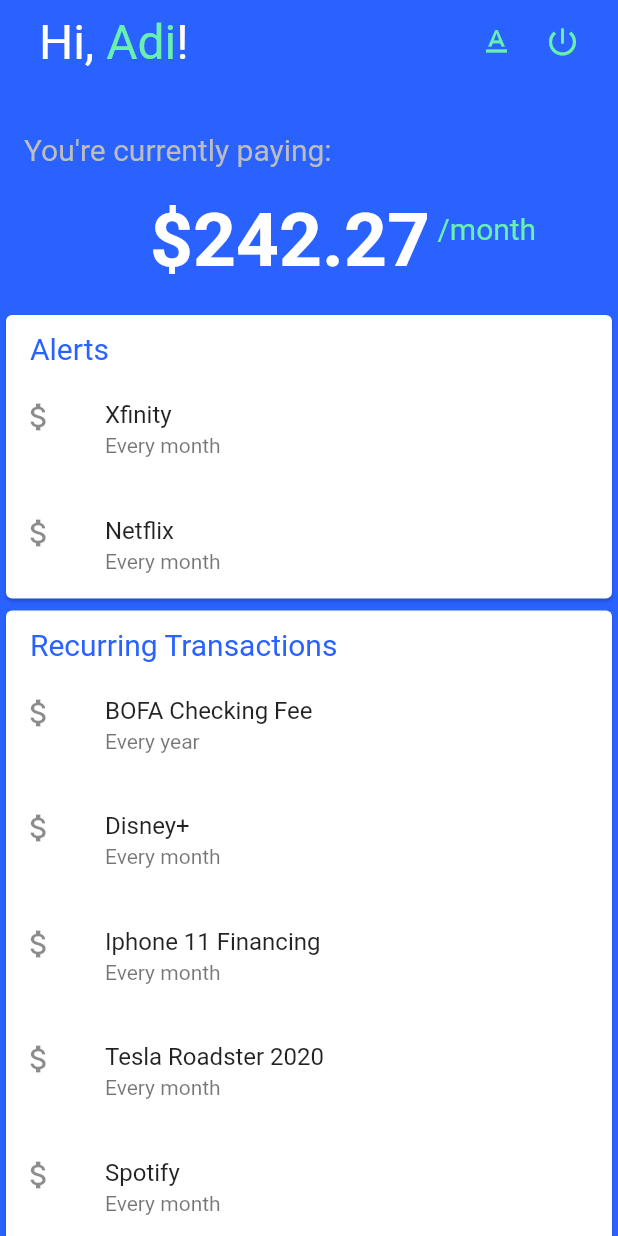
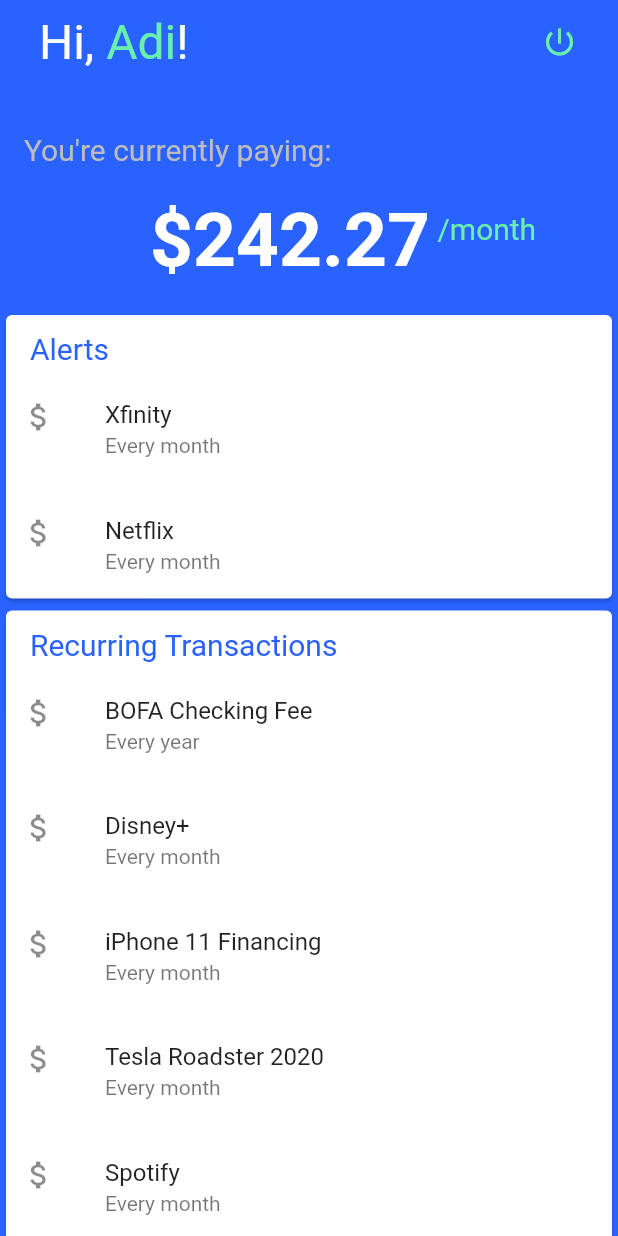
Before and after one commit to IYZaytsev/VTHacks-Frontend, a Flutter app: the screen it shows after launch, on a phone screen of 412 x 824 dp. Run offline on Flutter 3.47's test engine with Material 2 defaults, Android fonts, the phone set to English and light mode, and no system bars.

Commit message:
added splash screen and made power icon into a button that exits the app, also got rid of change name icon as username will be passed in instead

```diff
--- a/lib/main.dart
+++ b/lib/main.dart
@@ -1,3 +1,5 @@
+import 'dart:io';
+
 import 'package:flutter/material.dart';
 import 'package:vthacks7/alerts_section.dart';
 import 'package:flutter/services.dart';
@@ -34,7 +36,7 @@ class MainApp extends StatelessWidget {
               color: Colors.white,
               fontSize: 32),
               children: <TextSpan>[
-                TextSpan(text: 'Adi',
+                TextSpan(text: '$name',
                   style: TextStyle(
                     color: Color(0xFF69F0AE),
                     fontSize: 32,
@@ -59,19 +61,14 @@ class MainApp extends StatelessWidget {
 
         actions: <Widget>[
           Container(
-            margin: EdgeInsets.only(right: 20),
-            child: Icon(
-              Icons.text_format,
+            margin: EdgeInsets.only(right: 15),
+            child: IconButton(
+              icon: Icon(Icons.power_settings_new),
               color: Color(0xFF69F0AE),
+              onPressed: () => exit(0),
+              tooltip: 'Close app',
               ),
-          ),
-          Container(
-            margin: EdgeInsets.only(right: 25),
-            child: Icon(
-              Icons.power_settings_new,
-              color: Color(0xFF69F0AE),
-              ),
-          )
+            )
         ],
       ),
       backgroundColor: Color(0xFF2962FF),
--- a/lib/recurring_transactions.dart
+++ b/lib/recurring_transactions.dart
@@ -29,7 +29,7 @@ class RecurringTransactions extends StatelessWidget {
           const ListTile(
             contentPadding: EdgeInsets.fromLTRB(10.0, 5.0, 0.0, 0.0),
             leading: Icon(Icons.attach_money),
-            title: Text('Iphone 11 Financing'),
+            title: Text('iPhone 11 Financing'),
             subtitle: Text('Every month'),
           ),
           const ListTile(
```
Also changed, not shown: 3 other files.
